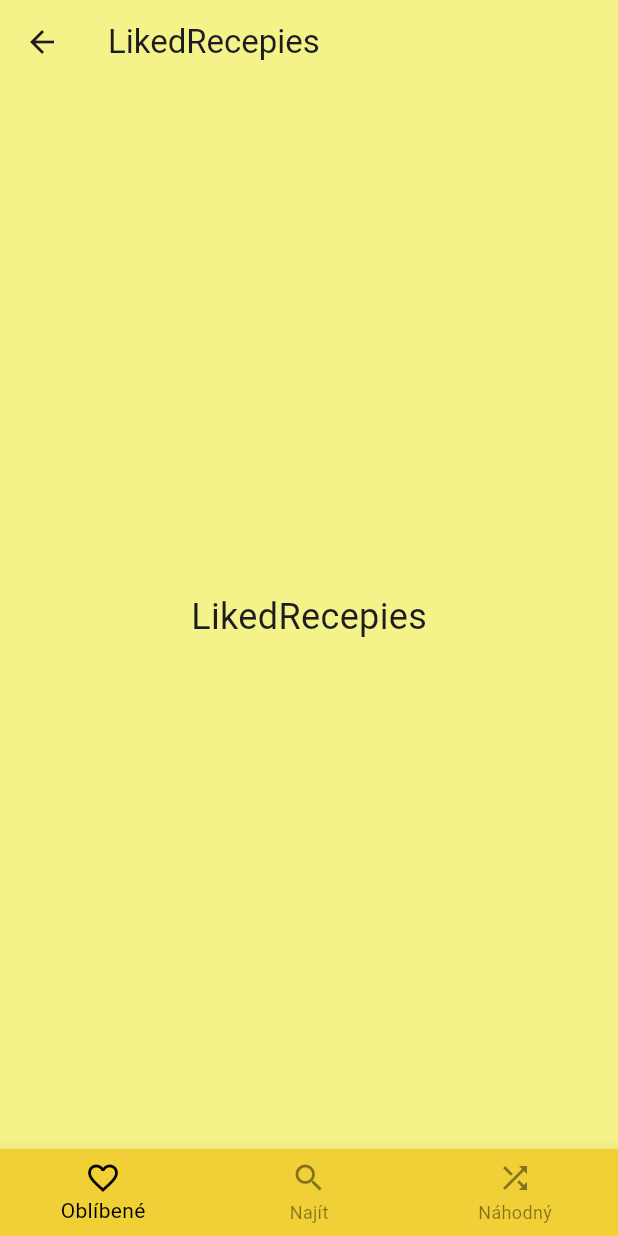
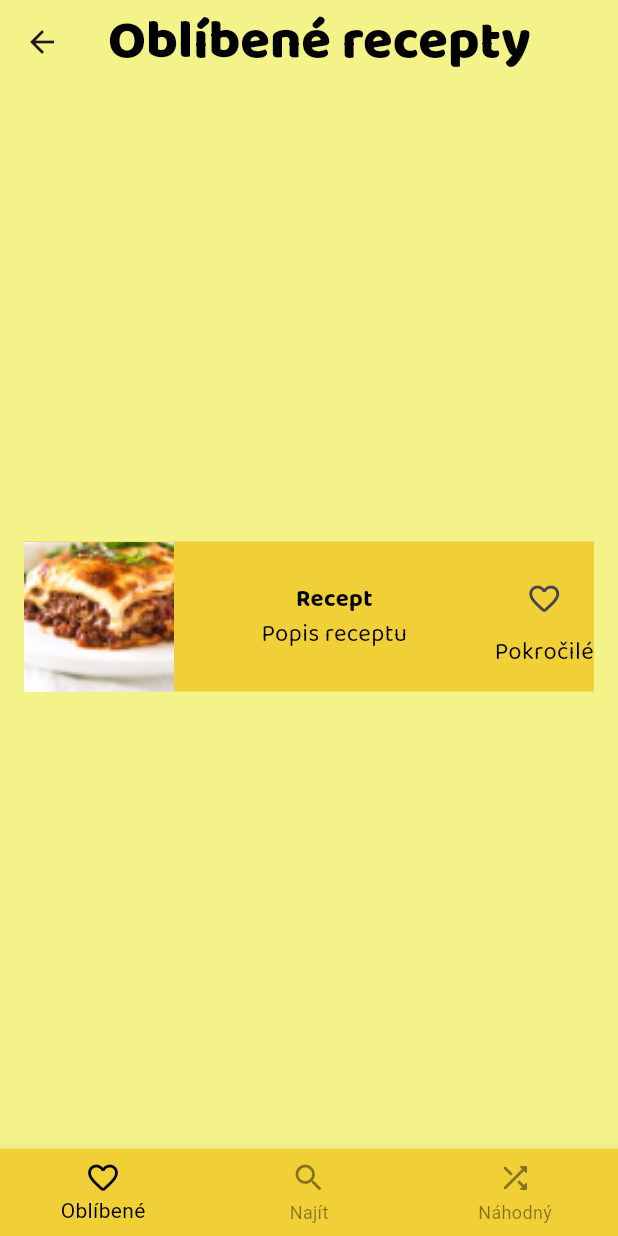
Before and after one commit to Dzejkoubi/receptar, a Flutter app: the LikedRecepiesScreen screen opened by its route, on a phone screen of 412 x 824 dp. Run offline on Flutter 3.47's test engine with Material 3 defaults, Android fonts, the phone set to English and light mode, and no system bars; our stand-ins replace auto_route.

Commit message:
Styles for show_recepie_smalltab

```diff
--- a/lib/app/router/router.dart
+++ b/lib/app/router/router.dart
@@ -2,7 +2,7 @@ import 'package:auto_route/auto_route.dart';
 import 'package:receptar/screens/random_recepie_screen/random_recepie_screen.dart';
 import 'package:receptar/screens/liked_recepies_screen/liked_recepies_screen.dart';
 import 'package:receptar/screens/find_recepie_screen/find_recepie_screen.dart';
-import 'package:receptar/screens/show_recepie_screen/show_recepie_screen.dart';
+import 'package:receptar/screens/show_recepie_screens/show_recepie_fullscreen.dart';
 import 'package:receptar/screens/welcome_screen/welcome_screen.dart';
 
 part 'router.gr.dart';
--- a/lib/app/shared/widgets/bottom_navigation_bar.dart
+++ b/lib/app/shared/widgets/bottom_navigation_bar.dart
@@ -5,11 +5,17 @@ import 'package:receptar/app/router/router.dart';
 
 class BottomNavBar extends StatelessWidget {
   const BottomNavBar({required this.currentIndex, super.key});
+
   final int currentIndex;
 
   @override
   Widget build(BuildContext context) {
-    return BottomNavigationBar(
+    return Theme(
+      data: Theme.of(context).copyWith(
+        splashColor: StyleConstants.secondaryTextColor.withOpacity(0.1),
+        highlightColor: StyleConstants.primaryTextColor.withOpacity(0.1),
+      ),
+      child: BottomNavigationBar(
         backgroundColor: StyleConstants.primaryColor,
         currentIndex: currentIndex,
         onTap: (index) {
@@ -36,15 +42,15 @@ class BottomNavBar extends StatelessWidget {
         },
         items: const [
           BottomNavigationBarItem(
-          icon: Icon(Icons.favorite_border),
+            icon: Icon(Icons.favorite_border_rounded),
             label: 'Oblíbené',
           ),
           BottomNavigationBarItem(
-          icon: Icon(Icons.search),
+            icon: Icon(Icons.search_rounded),
             label: 'Najít',
           ),
           BottomNavigationBarItem(
-          icon: Icon(Icons.shuffle),
+            icon: Icon(Icons.shuffle_rounded),
             label: 'Náhodný',
           ),
         ],
@@ -54,6 +60,7 @@ class BottomNavBar extends StatelessWidget {
         fixedColor: StyleConstants.primaryTextColor,
         // Unselected
         unselectedItemColor: StyleConstants.secondaryTextColor,
+      ),
     );
   }
 }
--- a/lib/screens/find_recepie_screen/find_recepie_screen.dart
+++ b/lib/screens/find_recepie_screen/find_recepie_screen.dart
@@ -14,15 +14,10 @@ class FindRecepieScreen extends StatelessWidget {
       backgroundColor: StyleConstants.backgroundColor,
       appBar: AppBar(
         backgroundColor: StyleConstants.backgroundColor,
-        title: const Text("Najít recept"),
+        title: const StyledHeadingText(text: "Najít recept"),
       ),
       body: Center(
-        child: Text(
-          "Najít recept",
-          style: TextStyle(
-            fontSize: 24,
-          ),
-        ),
+        child: const StyledBodyText(text: "FindRecepie"),
       ),
       bottomNavigationBar: BottomNavBar(currentIndex: 1),
     );
--- a/lib/screens/liked_recepies_screen/liked_recepies_screen.dart
+++ b/lib/screens/liked_recepies_screen/liked_recepies_screen.dart
@@ -1,7 +1,10 @@
 import 'package:auto_route/auto_route.dart';
 import 'package:flutter/material.dart';
 import 'package:receptar/app/const/style_constants.dart';
+import 'package:receptar/app/shared/styled/styled_text.dart';
 import 'package:receptar/app/shared/widgets/bottom_navigation_bar.dart';
+import 'package:receptar/screens/show_recepie_screens/show_recepie_largetab.dart';
+import 'package:receptar/screens/show_recepie_screens/show_recepie_smalltab.dart';
 
 @RoutePage()
 class LikedRecepiesScreen extends StatelessWidget {
@@ -13,16 +16,17 @@ class LikedRecepiesScreen extends StatelessWidget {
       backgroundColor: StyleConstants.backgroundColor,
       appBar: AppBar(
         backgroundColor: StyleConstants.backgroundColor,
-        title: const Text("LikedRecepies"),
+        title: const StyledHeadingText(text: "Oblíbené recepty"),
       ),
-      body: Center(
-        child: Text(
-          "LikedRecepies",
-          style: TextStyle(
-            fontSize: 24,
-          ),
-        ),
-      ),
+      body: Padding(
+          padding: const EdgeInsets.all(16.0),
+          child: Column(
+            mainAxisAlignment: MainAxisAlignment.center,
+            children: [
+              ShowRecepieSmalltab(),
+              ShowRecepieLargetab(),
+            ],
+          )),
       bottomNavigationBar: BottomNavBar(currentIndex: 0),
     );
   }
--- /dev/null
+++ b/lib/screens/show_recepie_screens/show_recepie_largetab.dart
@@ -0,0 +1,14 @@
+import 'package:flutter/material.dart';
+
+class ShowRecepieLargetab extends StatelessWidget {
+  const ShowRecepieLargetab({super.key});
+
+  @override
+  Widget build(BuildContext context) {
+    return Container(
+      child: Row(
+        children: [],
+      ),
+    );
+  }
+}
--- /dev/null
+++ b/lib/screens/show_recepie_screens/show_recepie_smalltab.dart
@@ -0,0 +1,59 @@
+import 'package:flutter/material.dart';
+import 'package:receptar/app/const/style_constants.dart';
+import 'package:receptar/app/shared/styled/styled_text.dart';
+
+class ShowRecepieSmalltab extends StatefulWidget {
+  const ShowRecepieSmalltab({super.key});
+
+  @override
+  State<ShowRecepieSmalltab> createState() => _ShowRecepieSmalltabState();
+}
+
+class _ShowRecepieSmalltabState extends State<ShowRecepieSmalltab> {
+  bool isFavorite = false;
+
+  @override
+  Widget build(BuildContext context) {
+    return Container(
+      decoration: BoxDecoration(
+        color: StyleConstants.primaryColor,
+      ),
+      child: Row(
+        children: [
+          Image.asset(
+            "assets/images/food_images/lasagne.png",
+            height: 100,
+            width: 100,
+            fit: BoxFit.cover,
+          ),
+          Expanded(
+              child: Column(
+            children: [
+              const StyledBodyTextImportant(text: "Recept"),
+              const StyledBodyText(text: "Popis receptu"),
+            ],
+          )),
+          // Divider(
+          //   color: StyleConstants.secondaryTextColor,
+          //   thickness: 2,
+          // ),
+          Column(
+            children: [
+              IconButton(
+                icon: Icon(isFavorite
+                    ? Icons.favorite_rounded
+                    : Icons.favorite_border_rounded),
+                onPressed: () {
+                  setState(() {
+                    isFavorite = !isFavorite;
+                  });
+                },
+              ),
+              StyledBodyText(text: "Pokročilé"),
+            ],
+          )
+        ],
+      ),
+    );
+  }
+}
```
Also changed, not shown: pubspec.yaml (+7 -8 lines), assets/fonts/Baloo_2/Baloo2-Bold.ttf (renamed from fonts/Baloo_2/Baloo2-Bold.ttf), assets/fonts/Baloo_2/Baloo2-ExtraBold.ttf (renamed from fonts/Baloo_2/Baloo2-ExtraBold.ttf), assets/fonts/Baloo_2/Baloo2-Medium.ttf (renamed from fonts/Baloo_2/Baloo2-Medium.ttf), assets/fonts/Baloo_2/Baloo2-Regular.ttf (renamed from fonts/Baloo_2/Baloo2-Regular.ttf), assets/fonts/Baloo_2/Baloo2-SemiBold.ttf (renamed from fonts/Baloo_2/Baloo2-SemiBold.ttf), assets/images/food_images/lasagne.png (added), fonts/SourGummy/SourGummy-Black.ttf (deleted), fonts/SourGummy/SourGummy-Bold.ttf (deleted), fonts/SourGummy/SourGummy-Light.ttf (deleted), fonts/SourGummy/SourGummy-Regular.ttf (deleted), lib/screens/show_recepie_screens/show_recepie_fullscreen.dart (renamed from lib/screens/show_recepie_screen/show_recepie_screen.dart). Lines whose indentation alone changed are shown as unchanged.
